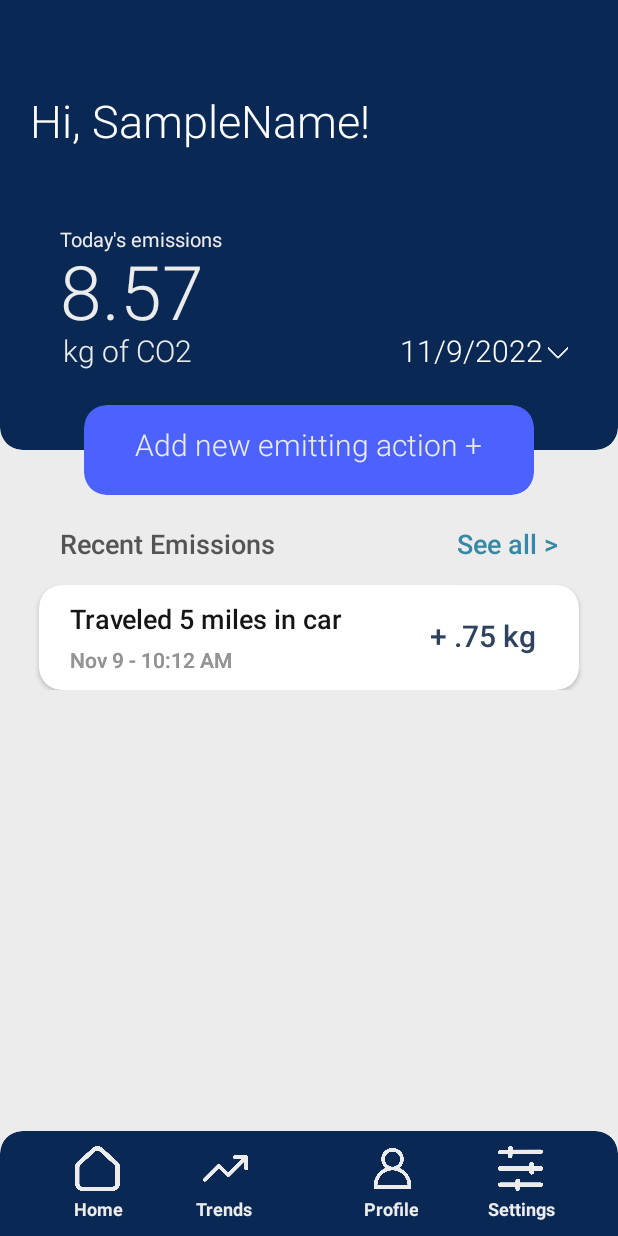
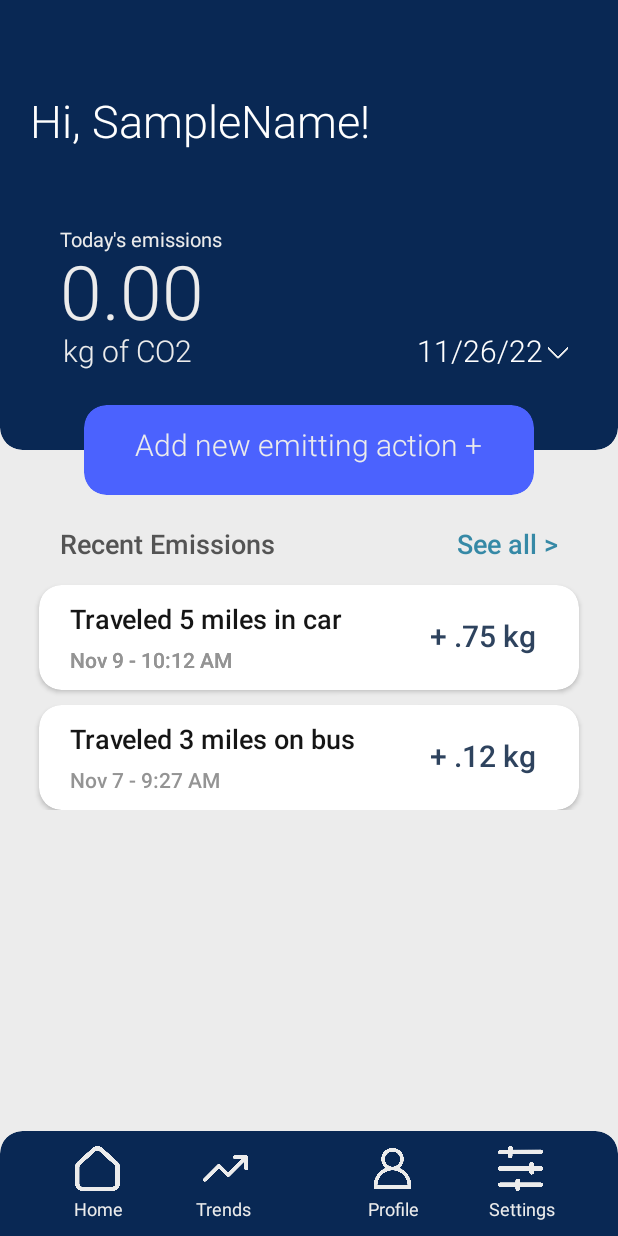
Before and after one commit to ErnestoAMujica/myEmissions, an Android app: the Home screen opened directly, with no data from a screen before it, on a phone screen of 412 x 824 dp. Run offline under Robolectric (Android 15) with nearby library versions, the phone set to English and light mode, and no system bars; 1 statement that could not run was skipped.

Commit message:
Welcome message on home page now updates based on the passed in username through the login intent. Date on the home page now updates itself to the current date using the java calendar library. Added extra card to home page layout xml to test scroll functionality. Disabled bouncy over-scroll effect.

```diff
--- a/app/src/main/java/com/example/myemissions/Home.java
+++ b/app/src/main/java/com/example/myemissions/Home.java
@@ -11,7 +11,12 @@ import android.widget.Button;
 import android.widget.EditText;
 import android.widget.TextView;
 
+import java.text.DateFormat;
+import java.util.Calendar;
+
 public class Home extends AppCompatActivity {
+
+    TextView emissionsTotal, usernameDisplay, currentDate;
 
     @Override
     protected void onCreate(Bundle savedInstanceState) {
@@ -24,14 +29,16 @@ public class Home extends AppCompatActivity {
         );
         windowInsetsController.hide(WindowInsetsCompat.Type.systemBars());
 
+        Bundle extras = getIntent().getExtras();
+
+        emissionsTotal = (TextView) findViewById(R.id.mainPage_emissionsDisplayNumber);
+        usernameDisplay = (TextView) findViewById(R.id.mainPage_name);
+        currentDate = (TextView) findViewById(R.id.mainPage_date);
+
+        String currentDateString = java.text.DateFormat.getDateInstance(DateFormat.SHORT).format(Calendar.getInstance().getTime());
+        currentDate.setText(currentDateString);
+        usernameDisplay.setText("Hi, " + extras.getString("username", "SampleName") + "!");
+
     }
 
-    /*  Unused, page/activity switching is done using listeners in their respective
-        files.
-    //called when user presses the login button in login page
-    public void transferHome(View view) {
-        // send user to the home page...
-    }
-    */
-
 }
--- a/app/src/main/java/com/example/myemissions/Login.java
+++ b/app/src/main/java/com/example/myemissions/Login.java
@@ -51,6 +51,7 @@ public class Login extends AppCompatActivity {
                     else{
                         Toast.makeText(Login.this, "Successful login.", Toast.LENGTH_SHORT).show();
                         Intent goToHomePage = new Intent(getApplicationContext(), Home.class);
+                        goToHomePage.putExtra("username", user);
                         startActivity(goToHomePage);
                         overridePendingTransition(R.anim.slide_in_right, R.anim.slide_out_left);
                     }
--- a/app/src/main/res/layout/activity_home.xml
+++ b/app/src/main/res/layout/activity_home.xml
@@ -53,7 +53,9 @@
         android:layout_alignParentTop="true"
         android:layout_marginTop="270sp"
         android:layout_marginBottom="50sp"
-        android:elevation="-1sp">
+        android:elevation="-1sp"
+        android:overScrollMode="never"
+        >
 
         <RelativeLayout
             android:layout_width="match_parent"
@@ -94,7 +96,7 @@
                 android:layout_width="360sp"
                 android:layout_centerHorizontal="true"
                 android:layout_height="70sp"
-                android:layout_alignParentBottom="true"
+                android:layout_alignParentTop="true"
                 android:layout_marginTop="120sp">
 
                 <TextView
@@ -155,6 +157,60 @@
 
             </androidx.cardview.widget.CardView>
 
+            <androidx.cardview.widget.CardView
+                android:id="@+id/cardview2"
+                android:layout_below="@id/cardview1"
+                app:cardBackgroundColor="@color/white"
+                app:cardCornerRadius="15dp"
+                android:layout_width="360sp"
+                android:layout_centerHorizontal="true"
+                android:layout_height="70sp"
+                android:layout_marginTop="10sp">
+
+                <TextView
+                    android:layout_width="wrap_content"
+                    android:layout_height="wrap_content"
+                    android:text="Traveled 3 miles on bus"
+                    android:textColor="@color/dark_gray"
+                    android:textSize="18sp"
+                    android:gravity="end"
+                    android:fontFamily="sans-serif-light"
+                    android:layout_alignParentTop="true"
+                    android:layout_alignParentLeft="true"
+                    android:layout_marginLeft="20sp"
+                    android:layout_marginTop="10sp"
+                    android:textStyle="bold"/>
+
+                <TextView
+                    android:layout_width="wrap_content"
+                    android:layout_height="wrap_content"
+                    android:text="Nov 7 - 9:27 AM"
+                    android:textColor="@color/light_gray"
+                    android:textSize="14sp"
+                    android:gravity="end"
+                    android:fontFamily="sans-serif-light"
+                    android:layout_alignParentTop="true"
+                    android:layout_alignParentLeft="true"
+                    android:layout_marginLeft="20sp"
+                    android:layout_marginTop="40sp"
+                    android:textStyle="bold"/>
+
+                <TextView
+                    android:layout_width="wrap_content"
+                    android:layout_height="wrap_content"
+                    android:text="+ .12 kg"
+                    android:textColor="@color/dark_blue"
+                    android:textSize="20sp"
+                    android:gravity="end"
+                    android:fontFamily="sans-serif-light"
+                    android:layout_alignParentTop="true"
+                    android:layout_alignParentLeft="true"
+                    android:layout_marginLeft="260sp"
+                    android:layout_marginTop="20sp"
+                    android:textStyle="bold"/>
+
+            </androidx.cardview.widget.CardView>
+
         </RelativeLayout>
 
 
@@ -195,7 +251,7 @@
         android:layout_alignParentLeft="true"
         android:layout_marginLeft="49sp"
         android:layout_marginBottom="10sp"
-        android:textStyle="bold"/>
+        android:textStyle="normal"/>
 
     <Button
         android:id="@+id/home_button"
@@ -232,7 +288,7 @@
         android:layout_alignParentLeft="true"
         android:layout_marginLeft="130sp"
         android:layout_marginBottom="10sp"
-        android:textStyle="bold"/>
+        android:textStyle="normal"/>
 
     <Button
         android:id="@+id/trend_button"
@@ -270,7 +326,7 @@
         android:layout_alignParentRight="true"
         android:layout_marginRight="133sp"
         android:layout_marginBottom="10sp"
-        android:textStyle="bold"/>
+        android:textStyle="normal"/>
 
     <Button
         android:id="@+id/profile_button"
@@ -308,7 +364,7 @@
         android:layout_alignParentRight="true"
         android:layout_marginRight="42sp"
         android:layout_marginBottom="10sp"
-        android:textStyle="bold"/>
+        android:textStyle="normal"/>
 
     <Button
         android:id="@+id/settings_button"
@@ -341,7 +397,7 @@
         android:layout_width="wrap_content"
         android:layout_height="wrap_content"
         android:gravity="right"
-        android:text="11/9/2022"
+        android:text="MM/DD/YYYY"
         android:textColor="@color/white"
         android:textSize="20dp"
         android:layout_marginTop="220dp"
@@ -403,7 +459,7 @@
         android:layout_marginTop="160dp"
         android:fontFamily="sans-serif-light"
         android:gravity="left"
-        android:text="8.57"
+        android:text="0.00"
         android:textColor="@color/lighter_gray"
         android:textSize="50sp"
         android:textStyle="normal"
```
